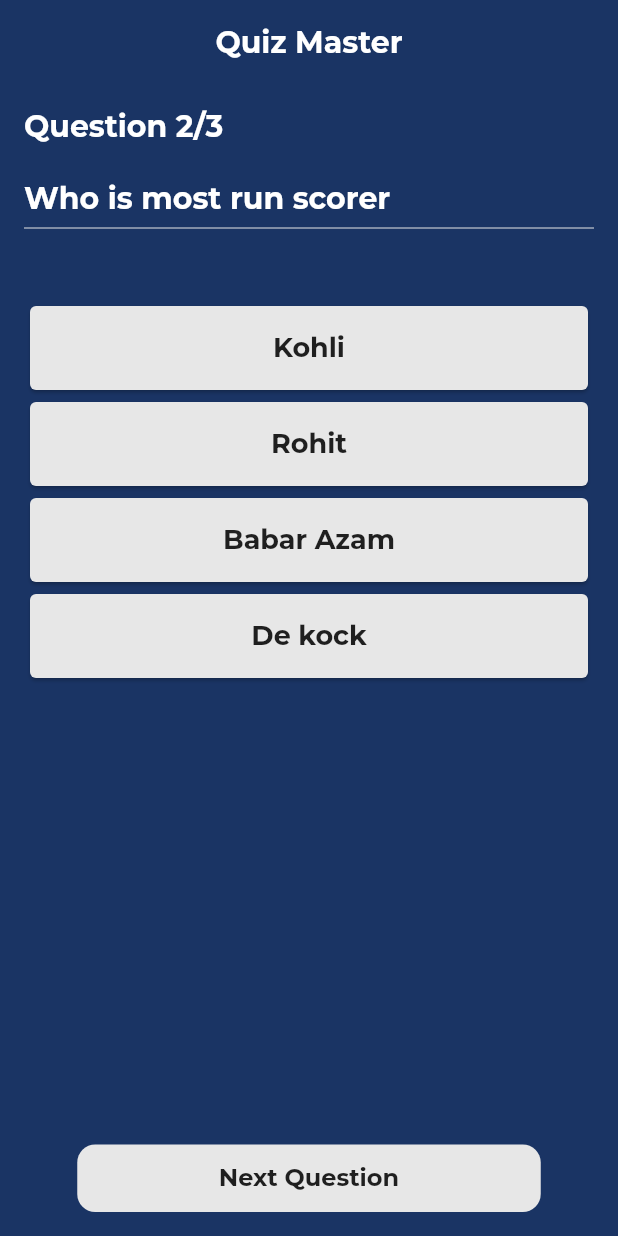
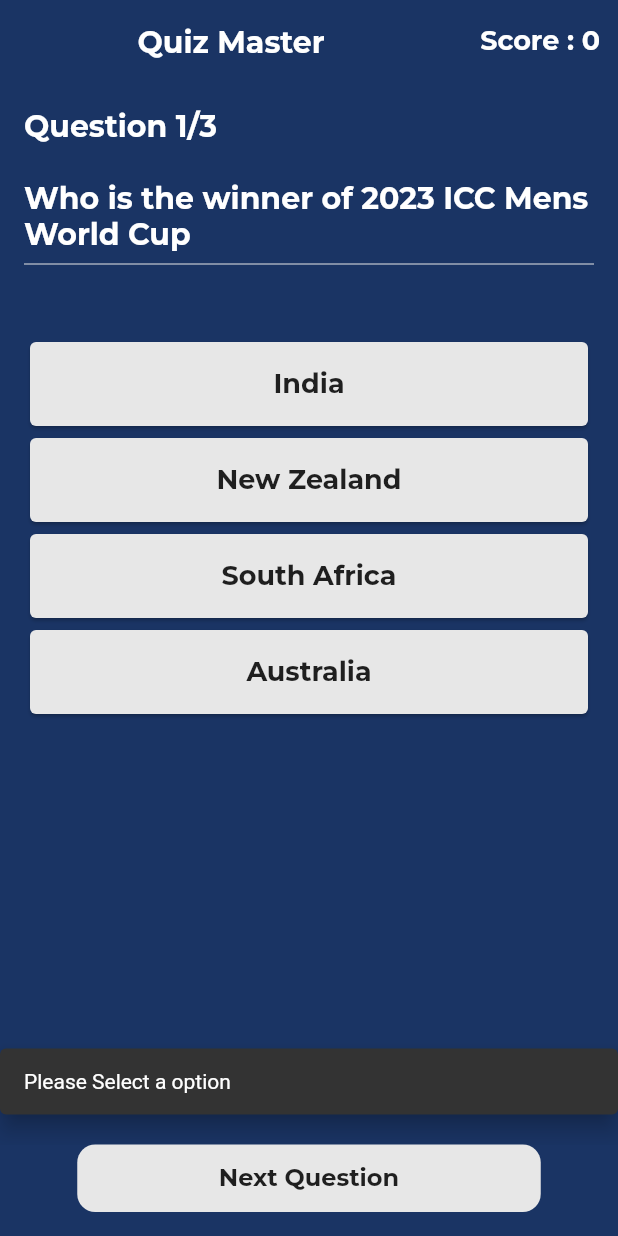
Before and after one commit to SKshahidali/quiz_master, a Flutter app: the screen it shows after launch, after a tap on "Next Question", on a phone screen of 412 x 824 dp. Run offline on Flutter 3.47's test engine with Material 2 defaults, Android fonts, the phone set to English and light mode, and no system bars; our stand-ins replace google_fonts.

Commit message:
Quiz App

```diff
--- a/lib/homepage.dart
+++ b/lib/homepage.dart
@@ -24,21 +24,24 @@ class _HomePageState extends State<HomePage> {
           'South Africa': false,
           'Australia': true
         }),
-    Question(id: '3', questionText: 'Who is most run scorer', options: {
-      'Kohli': true,
+    Question(id: '3', questionText: 'Who is most run scorer world cup', options: {
+      'Virat Kohli': true,
       'Rohit': false,
       'Babar Azam': false,
       'De kock': false
     }),
-    Question(id: '2', questionText: 'Host Country of world cup', options: {
-      'India': true,
-      'New Zealand': false,
-      'South Africa': false,
-      'Australia': false
+    Question(id: '2', questionText: 'Where was the WC final played ', options: {
+      'Wankhede Stadium':false,
+      'Eden Gardens': false,
+      'Narendra Modi Stadium': true,
+      'Chinmaswamy Stadium': false
     }),
   ];
   //Index to loop questions from 0 to n-1 //
   int index = 0;
+  //Score calculate //
+  int Score = 0;
+  //Boolean value to check if user has clicked on or not //
   bool isclicked = false;
 
   //Function to change the question //
@@ -46,10 +49,18 @@ class _HomePageState extends State<HomePage> {
     if (index == _question.length - 1) {
       return;
     } else {
+      if(isclicked) {
       setState(() {
         index++;
         isclicked = false; //This will change the questions index //
       });
+      } else {
+        ScaffoldMessenger.of(context).showSnackBar(const SnackBar(
+          content:Text("Please Select a option"),
+          behavior: SnackBarBehavior.floating,
+          margin: EdgeInsets.symmetric(vertical: 20),
+        ));
+      }
     }
   }
 
@@ -73,6 +84,12 @@ class _HomePageState extends State<HomePage> {
         )),
         backgroundColor: Colors.transparent,
         elevation: 0,
+        actions: [
+          Padding(
+            padding: const EdgeInsets.symmetric(vertical:16.0,horizontal: 12),
+            child: Text("Score : $Score",style: GoogleFonts.montserrat(fontSize: 18,fontWeight: FontWeight.bold),),
+          )
+        ],
       ),
       body: Container(
         width: double.infinity,
```
Also changed, not shown: lib/main.dart (+2 -16 lines).
